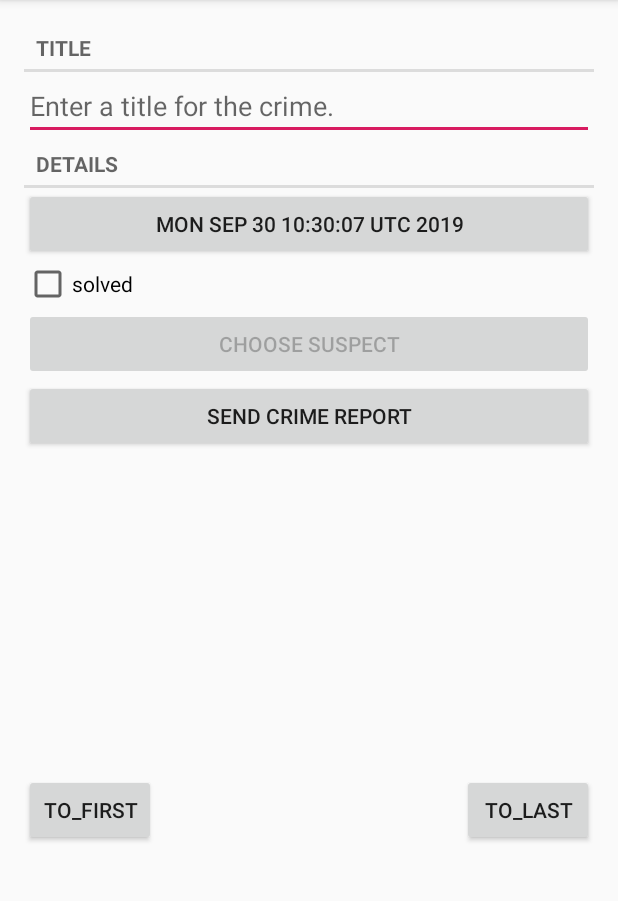
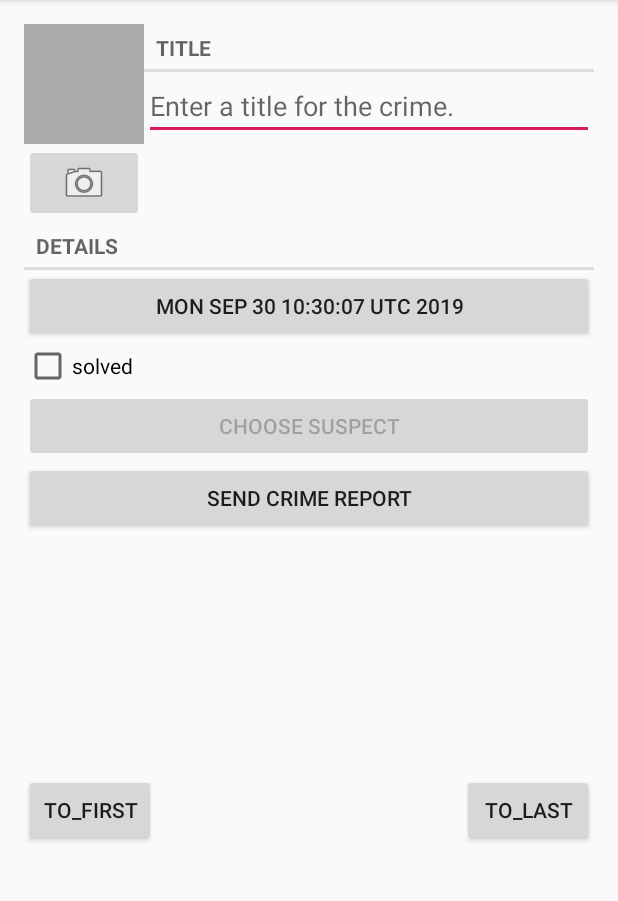
Before and after one commit to Perfe-er/CrimeActivity, an Android app: the CrimePagerActivity screen opened directly, with no data from a screen before it, on a phone screen of 412 x 824 dp, the part 84-985 px from its top. Run offline under Robolectric (Android 15) with nearby library versions, the phone set to English and light mode, and no system bars.

Commit message:
1.增加照片按钮及视图 2.添加FileProvider声明（AndroidManifest.xml） 3.填写路径描述files.xml，添加文件名获取方法Crime.java及定位照片文件CrimeLab.java 4.使用相机intent 5.将照片合理缩放PictureUtils.java 6.增加updatePhotoView更新mPhotoView 7.增加照片视图的点击放大功能

```diff
--- a/app/src/main/java/com/example/zwq/crimeactivity/Crime.java
+++ b/app/src/main/java/com/example/zwq/crimeactivity/Crime.java
@@ -16,11 +16,16 @@ public class Crime {
 
     private UUID mId;
 
+
     public String getSuspect() {
         return mSuspect;
     }
     public void setSuspect(String suspect) {
         mSuspect = suspect;
+    }
+
+    public String getPhotoFilename() {
+        return "IMG_" + getId().toString() + ".jpg";
     }
 
     private String mSuspect;
--- a/app/src/main/java/com/example/zwq/crimeactivity/CrimeFragment.java
+++ b/app/src/main/java/com/example/zwq/crimeactivity/CrimeFragment.java
@@ -3,10 +3,13 @@ package com.example.zwq.crimeactivity;
 import android.app.Activity;
 import android.content.Intent;
 import android.content.pm.PackageManager;
+import android.content.pm.ResolveInfo;
 import android.database.Cursor;
+import android.graphics.Bitmap;
 import android.net.Uri;
 import android.os.Bundle;
 import android.provider.ContactsContract;
+import android.provider.MediaStore;
 import android.text.Editable;
 import android.text.TextWatcher;
 import android.text.format.DateFormat;
@@ -16,15 +19,21 @@ import android.view.MenuInflater;
 import android.view.MenuItem;
 import android.view.View;
 import android.view.ViewGroup;
+import android.view.ViewTreeObserver;
 import android.widget.Button;
 import android.widget.CheckBox;
 import android.widget.CompoundButton;
 import android.widget.CompoundButton.OnCheckedChangeListener;
 import android.widget.EditText;
+import android.widget.ImageButton;
+import android.widget.ImageView;
 
+import java.io.File;
 import java.util.Date;
+import java.util.List;
 import java.util.UUID;
 
+import androidx.core.content.FileProvider;
 import androidx.fragment.app.Fragment;
 import androidx.fragment.app.FragmentManager;
 
@@ -38,9 +47,13 @@ public class CrimeFragment extends Fragment {
 
     private static final int REQUEST_DATE = 0;
     private static final int REQUEST_CONTACT=1;
+    private static final int REQUEST_PHOTO=2;
     private Button mSuspectButton;
     private Button mReportButton;
     //private Button mCallButton;
+    private ImageView mPhotoView;
+    private ImageButton mPhotoButton;
+    private File mPhotoFile;
 
 
     public static CrimeFragment newInstance(UUID crimeId) {
@@ -56,14 +69,13 @@ public class CrimeFragment extends Fragment {
         super.onCreate(savedInstanceState);
         UUID crimeId = (UUID) getArguments().getSerializable(ARG_CRIME_ID);
         mCrime = CrimeLab.get(getActivity()).getCrime(crimeId);
+        mPhotoFile= CrimeLab.get(getActivity()).getPhotoFile(mCrime);
         setHasOptionsMenu(true);
     }
 
     @Override
     public View onCreateView(LayoutInflater inflater, ViewGroup contanier, Bundle savedInstanceState) {
         View v = inflater.inflate(R.layout.fragment_crime, contanier, false);
-
-
 //        mCallButton = (Button) v.findViewById(R.id.call_suspect);
 //        mCallButton.setOnClickListener(new View.OnClickListener() {
 //            @Override
@@ -91,10 +103,45 @@ public class CrimeFragment extends Fragment {
             mSuspectButton.setText(mCrime.getSuspect());
         }
 
-        PackageManager packageManager=getActivity().getPackageManager();
+        final PackageManager packageManager=getActivity().getPackageManager();
         if(packageManager.resolveActivity(pickContact,PackageManager.MATCH_DEFAULT_ONLY)==null){
             mSuspectButton.setEnabled(false);
         }
+
+        /*
+        使用相机Intent
+         */
+        mPhotoButton=(ImageButton)v.findViewById(R.id.crime_camera);
+        final Intent captureImage = new Intent(MediaStore.ACTION_IMAGE_CAPTURE);
+        boolean canTakePhoto = mPhotoFile != null &&
+                captureImage.resolveActivity(packageManager) != null;
+        mPhotoButton.setEnabled(canTakePhoto);
+        mPhotoButton.setOnClickListener(new View.OnClickListener() {
+            @Override
+            public void onClick(View v) {
+                Uri uri = FileProvider.getUriForFile(getActivity(),
+                        "com.example.zwq.crimeactivity.fileprovider", mPhotoFile);
+                captureImage.putExtra(MediaStore.EXTRA_OUTPUT, uri);
+                List<ResolveInfo> cameraActivities = getActivity()
+                        .getPackageManager().queryIntentActivities(captureImage,
+                                PackageManager.MATCH_DEFAULT_ONLY);
+                for (ResolveInfo activity : cameraActivities) {
+                    getActivity().grantUriPermission(activity.activityInfo.packageName,
+                            uri, Intent.FLAG_GRANT_WRITE_URI_PERMISSION);
+                }
+                startActivityForResult(captureImage,REQUEST_PHOTO);
+            }
+        });
+        mPhotoView=(ImageView)v.findViewById(R.id.crime_photo);
+        mPhotoView.setOnClickListener(new View.OnClickListener() {
+            @Override
+            public void onClick(View v) {
+                FragmentManager manager=getFragmentManager();
+                PictureDialogFragment pictureDialogFragment=PictureDialogFragment.newInstance(mPhotoFile.getPath());
+                pictureDialogFragment.setTargetFragment(CrimeFragment.this,0);
+                pictureDialogFragment.show(manager,"a");
+            }
+        });
 
 
         mTitleField = (EditText) v.findViewById(R.id.crime_title);
@@ -161,6 +208,16 @@ public class CrimeFragment extends Fragment {
             }
         });
 
+//        ViewTreeObserver observer = mPhotoView.getViewTreeObserver();
+//        observer.addOnGlobalLayoutListener(new ViewTreeObserver.OnGlobalLayoutListener() {
+//                                               @Override
+//                                               public void onGlobalLayout() {
+//                                                   updatePhotoView();
+//                                               }
+//                                           });
+
+                updatePhotoView();
+
         return v;
     }
 
@@ -224,6 +281,11 @@ public class CrimeFragment extends Fragment {
             } finally {
                 c.close();
             }
+        }else if(requestCode==REQUEST_PHOTO){
+            Uri uri=FileProvider.getUriForFile(getActivity(),
+                    "com.example.zwq.crimeactivity.fileprovider",mPhotoFile);
+            getActivity().revokeUriPermission(uri,Intent.FLAG_GRANT_WRITE_URI_PERMISSION);
+            updatePhotoView();
         }
     }
 
@@ -251,4 +313,13 @@ public class CrimeFragment extends Fragment {
                 mCrime.getTitle(), dateString, solvedString, suspect);
         return report;
     }
+
+    private void updatePhotoView(){
+        if(mPhotoFile==null||!mPhotoFile.exists()){
+            mPhotoView.setImageDrawable(null);
+        }else {
+            Bitmap bitmap= PictureUtils.getScaledBitmap(mPhotoFile.getPath(),getActivity());
+            mPhotoView.setImageBitmap(bitmap);
+        }
+    }
 }
--- a/app/src/main/java/com/example/zwq/crimeactivity/CrimeLab.java
+++ b/app/src/main/java/com/example/zwq/crimeactivity/CrimeLab.java
@@ -5,6 +5,7 @@ import android.content.Context;
 import android.database.Cursor;
 import android.database.sqlite.SQLiteDatabase;
 
+import java.io.File;
 import java.util.ArrayList;
 import java.util.List;
 import java.util.UUID;
@@ -32,6 +33,11 @@ public class CrimeLab {
     public void addCrime(Crime c) {
         ContentValues values=getContentValues(c);
         mDatabase.insert(CrimeTable.NAME,null,values);
+    }
+
+    public File getPhotoFile(Crime crime) {
+        File filesDir = mContext.getFilesDir();
+        return new File(filesDir, crime.getPhotoFilename());
     }
 
     public void updateCrime(Crime crime){
--- /dev/null
+++ b/app/src/main/java/com/example/zwq/crimeactivity/PictureUtils.java
@@ -0,0 +1,33 @@
+package com.example.zwq.crimeactivity;
+
+import android.app.Activity;
+import android.graphics.Bitmap;
+import android.graphics.BitmapFactory;
+import android.graphics.Point;
+
+public class PictureUtils {
+    public static Bitmap getScaledBitmap(String path,int destWidth,int destHeight){
+        BitmapFactory.Options options=new BitmapFactory.Options();
+        options.inJustDecodeBounds=true;
+        BitmapFactory.decodeFile(path,options);
+
+        float srcWidth=options.outWidth;
+        float srcHeight=options.outHeight;
+        int inSampleSize=1;
+        if(srcHeight>destHeight||srcWidth>destWidth){
+            float heightScale=srcHeight/destHeight;
+            float widthScale=srcWidth/destWidth;
+            inSampleSize=Math.round(heightScale>widthScale?heightScale:widthScale);
+        }
+        options=new BitmapFactory.Options();
+        options.inSampleSize=inSampleSize;
+        return BitmapFactory.decodeFile(path,options);
+
+    }
+
+    public static Bitmap getScaledBitmap(String path, Activity activity){
+        Point size=new Point();
+        activity.getWindowManager().getDefaultDisplay().getSize(size);
+        return getScaledBitmap(path,size.x,size.y);
+    }
+}
--- a/app/src/main/res/layout/fragment_crime.xml
+++ b/app/src/main/res/layout/fragment_crime.xml
@@ -4,6 +4,32 @@
     android:layout_width="match_parent"
     android:layout_height="match_parent"
     android:padding="16dp">
+    <LinearLayout
+        android:orientation="horizontal"
+        android:layout_width="match_parent"
+        android:layout_height="wrap_content">
+    <LinearLayout
+        android:orientation="vertical"
+        android:layout_width="wrap_content"
+        android:layout_height="wrap_content">
+        <ImageView
+            android:id="@+id/crime_photo"
+            android:layout_width="80dp"
+            android:layout_height="80dp"
+            android:cropToPadding="true"
+            android:scaleType="centerInside"
+            android:background="@android:color/darker_gray"/>
+        <ImageButton
+            android:id="@+id/crime_camera"
+            android:layout_width="match_parent"
+            android:layout_height="wrap_content"
+            android:src="@android:drawable/ic_menu_camera"/>
+
+    </LinearLayout>
+        <LinearLayout
+            android:orientation="vertical"
+            android:layout_width="match_parent"
+            android:layout_height="wrap_content">
             <TextView
                 style="?android:listSeparatorTextViewStyle"
                 android:layout_width="match_parent"
@@ -14,6 +40,8 @@
                 android:layout_width="match_parent"
                 android:layout_height="wrap_content"
                 android:hint="@string/crime_title_hint"/>
+        </LinearLayout>
+    </LinearLayout>
     <TextView
         style="?android:listSeparatorTextViewStyle"
         android:layout_width="match_parent"
--- /dev/null
+++ b/app/src/main/res/xml/files.xml
@@ -0,0 +1,4 @@
+<?xml version="1.0" encoding="utf-8"?>
+<paths>
+    <files-path name="crime_photos" path="."/>
+</paths>
```
Also changed, not shown: app/src/main/AndroidManifest.xml (+12 -0 lines), app/src/main/java/com/example/zwq/crimeactivity/PictureDialogFragment.java (added, +36 -0 lines), app/src/main/res/layout/big_view.xml (added, +7 -0 lines). Lines whose indentation alone changed are shown as unchanged.
